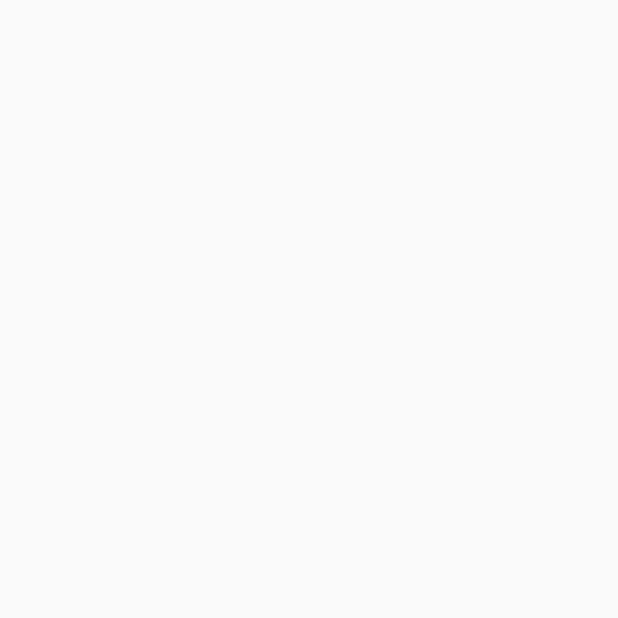
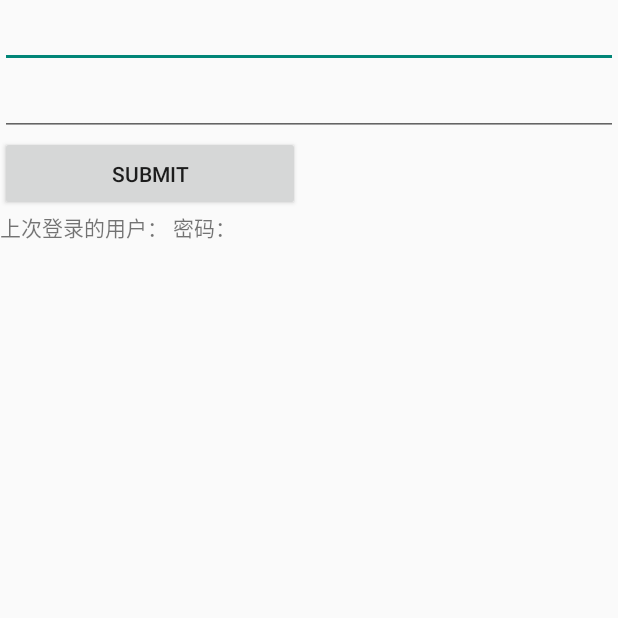
Before and after one commit to chriswoodcn/android-tutorial, an Android app built with Jetpack Compose: the SharePreferenceActivity screen opened directly, with no data from a screen before it, on a phone screen of 412 x 824 dp, the top half of it. Before the commit the part shown is empty. Run offline under Robolectric (Android 15) with nearby library versions, the phone set to English and light mode, and no system bars.

Commit message:
[update] SharePreference

```diff
--- a/app/src/main/java/cn/chriswood/imooc/MainActivity.kt
+++ b/app/src/main/java/cn/chriswood/imooc/MainActivity.kt
@@ -9,6 +9,7 @@ import cn.chriswood.imooc.legacy.CardViewActivity
 import cn.chriswood.imooc.legacy.DownloadActivity
 import cn.chriswood.imooc.legacy.LaunchModeActivity
 import cn.chriswood.imooc.legacy.ListViewActivity
+import cn.chriswood.imooc.legacy.SharePreferenceActivity
 
 class MainActivity : Activity() {
     @SuppressLint("ResourceType")
@@ -30,6 +31,9 @@ class MainActivity : Activity() {
 
             v.id == R.id.button4 ->
                 startActivity(Intent(this, CardViewActivity::class.java))
+
+            v.id == R.id.button5 ->
+                startActivity(Intent(this, SharePreferenceActivity::class.java))
         }
     }
 }
--- a/app/src/main/java/cn/chriswood/imooc/legacy/SharePreferenceActivity.kt
+++ b/app/src/main/java/cn/chriswood/imooc/legacy/SharePreferenceActivity.kt
@@ -2,9 +2,61 @@ package cn.chriswood.imooc.legacy
 
 import android.app.Activity
 import android.os.Bundle
+import android.view.View
+import android.view.View.OnClickListener
+import android.widget.Button
+import android.widget.EditText
+import android.widget.TextView
+import android.widget.Toast
+import cn.chriswood.imooc.R
 
-class SharePreferenceActivity : Activity() {
+class SharePreferenceActivity : Activity(), OnClickListener {
+    private lateinit var accountEdit: EditText
+    private lateinit var passwordEdit: EditText
+    private lateinit var submitBtn: Button
+    private lateinit var tip: TextView
+
     override fun onCreate(savedInstanceState: Bundle?) {
         super.onCreate(savedInstanceState)
+        setContentView(R.layout.layout_share_preference)
+        accountEdit = findViewById(R.id.share_preference_edit1)
+        passwordEdit = findViewById(R.id.share_preference_edit2)
+        submitBtn = findViewById(R.id.share_preference_submit)
+        submitBtn.setOnClickListener(this)
+        tip = findViewById(R.id.share_preference_tip)
+        val sp = getSharedPreferences("account_password", MODE_PRIVATE)
+        val account = sp.getString("account", "")
+        val password = sp.getString("password", "")
+        tip.text = "上次登录的用户：$account 密码：$password"
+    }
+
+    override fun onClick(v: View?) {
+        when {
+            v?.id == R.id.share_preference_submit -> {
+                val account = accountEdit.text.toString()
+                val password = passwordEdit.text.toString()
+                if (account.isEmpty()) {
+                    Toast.makeText(
+                        this, "account must not be null",
+                        Toast.LENGTH_SHORT
+                    ).show()
+                }
+                if (password.isEmpty()) {
+                    Toast.makeText(
+                        this, "password must not be null",
+                        Toast.LENGTH_SHORT
+                    ).show()
+                }
+                val sp = getSharedPreferences("account_password", MODE_PRIVATE)
+                val edit = sp.edit()
+                edit.putString("account", account)
+                edit.putString("password", password)
+                edit.commit()
+                Toast.makeText(
+                    this, "save success!",
+                    Toast.LENGTH_SHORT
+                ).show()
+            }
+        }
     }
 }
--- /dev/null
+++ b/app/src/main/res/layout/layout_share_preference.xml
@@ -0,0 +1,40 @@
+<?xml version="1.0" encoding="utf-8"?>
+<ScrollView xmlns:android="http://schemas.android.com/apk/res/android"
+    xmlns:tools="http://schemas.android.com/tools"
+    android:layout_width="match_parent"
+    android:layout_height="match_parent">
+
+    <LinearLayout
+        android:layout_width="match_parent"
+        android:layout_height="match_parent"
+        android:orientation="vertical">
+
+        <EditText
+            android:id="@+id/share_preference_edit1"
+            android:layout_width="match_parent"
+            android:layout_height="wrap_content"
+            android:ems="10"
+            android:inputType="text"
+            tools:text="Name" />
+
+        <EditText
+            android:id="@+id/share_preference_edit2"
+            android:layout_width="match_parent"
+            android:layout_height="wrap_content"
+            android:ems="10"
+            android:inputType="text"
+            tools:text="Password" />
+
+        <Button
+            android:id="@+id/share_preference_submit"
+            android:layout_width="200dp"
+            android:layout_height="50dp"
+            android:onClick="onClick"
+            android:text="SUBMIT" />
+
+        <TextView
+            android:id="@+id/share_preference_tip"
+            android:layout_width="match_parent"
+            android:layout_height="match_parent" />
+    </LinearLayout>
+</ScrollView>
--- a/app/src/main/res/values/strings.xml
+++ b/app/src/main/res/values/strings.xml
@@ -6,7 +6,7 @@
     <string name="main_button_2">Handler&amp;AsyncTask演示</string>
     <string name="main_button_3">ListView演示</string>
     <string name="main_button_4">CardView演示</string>
-    <string name="main_button_5">5</string>
+    <string name="main_button_5">SharePreference演示</string>
     <string name="main_button_6">6</string>
     <string name="main_button_7">7</string>
     <string name="main_button_8">8</string>
```
